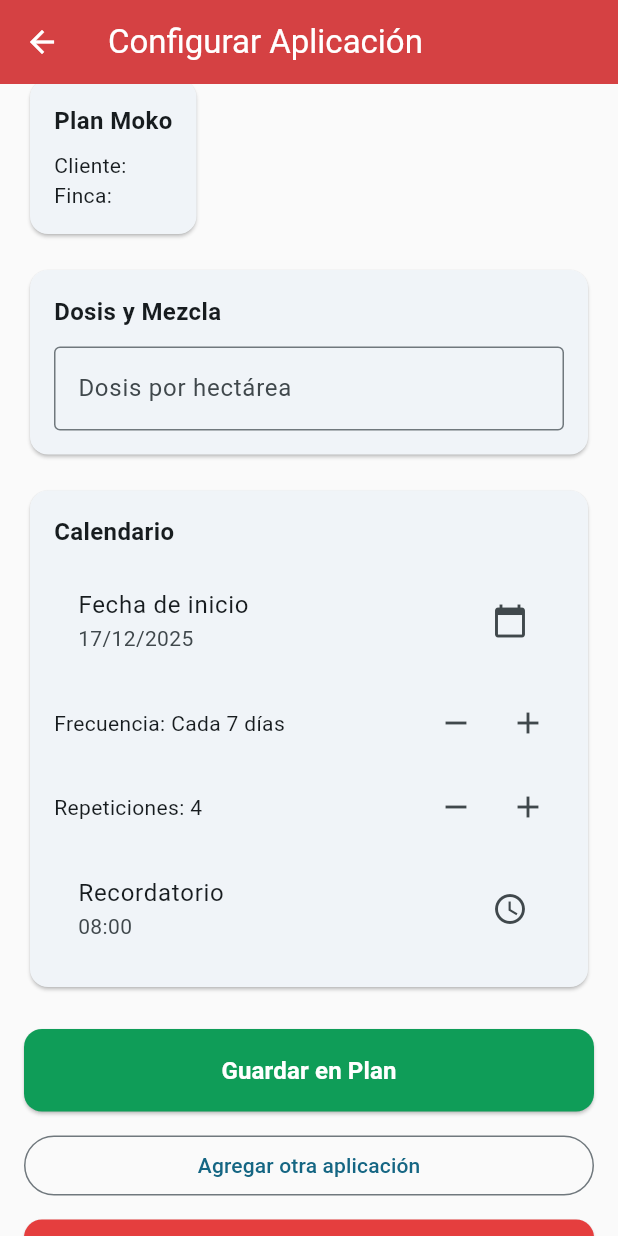
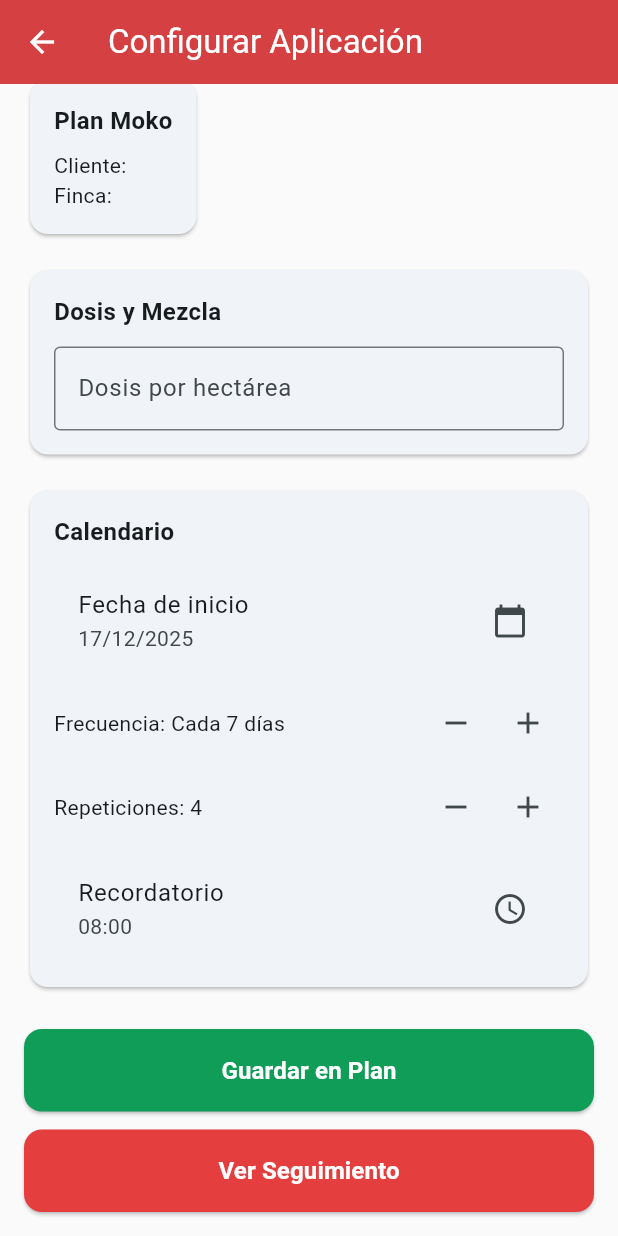
Before and after one commit to andatoba/Lytiks, a Flutter app: the GuardarAplicacionScreen screen opened directly with empty values, scrolled down 133 dp, on a phone screen of 412 x 824 dp. Run offline on Flutter 3.47's test engine with Material 3 defaults, Android fonts, the phone set to English and light mode, and no system bars; our stand-ins replace connectivity_plus, flutter_map, flutter_secure_storage, geolocator, image_picker, latlong2 and 2 more; missing offline and left inert: encrypt; accounts and stored records are empty.

Commit message:
feat: Agregar lógica para manejar productos configurados en la pantalla de contención y eliminar botón innecesario en la pantalla de guardar aplicación

```diff
--- a/lib/screens/guardar_aplicacion_screen.dart
+++ b/lib/screens/guardar_aplicacion_screen.dart
@@ -252,16 +252,7 @@ class _GuardarAplicacionScreenState extends State<GuardarAplicacionScreen> {
                   ),
           ),
         ),
-        const SizedBox(height: 12),
-        SizedBox(
-          width: double.infinity,
-          child: OutlinedButton(
-            onPressed: () {
-              // TODO: Agregar otra aplicación
-            },
-            child: const Text('Agregar otra aplicación'),
-          ),
-        ),
+        // ...eliminado botón 'Agregar otra aplicación'...
         const SizedBox(height: 12),
         SizedBox(
           width: double.infinity,
--- a/lib/screens/registro_moko_screen.dart
+++ b/lib/screens/registro_moko_screen.dart
@@ -313,7 +313,7 @@ class _RegistroMokoScreenState extends State<RegistroMokoScreen> {
 
   Widget _buildSintomasObservados() {
     return _buildCard(
-      title: 'Síntomas Observados (Selección Múltiple)',
+      title: 'Síntomas Observados',
       icon: Icons.visibility,
       child: Column(
         crossAxisAlignment: CrossAxisAlignment.start,
```
Also changed, not shown: lib/screens/contencion_screen.dart (+32 -3 lines).
